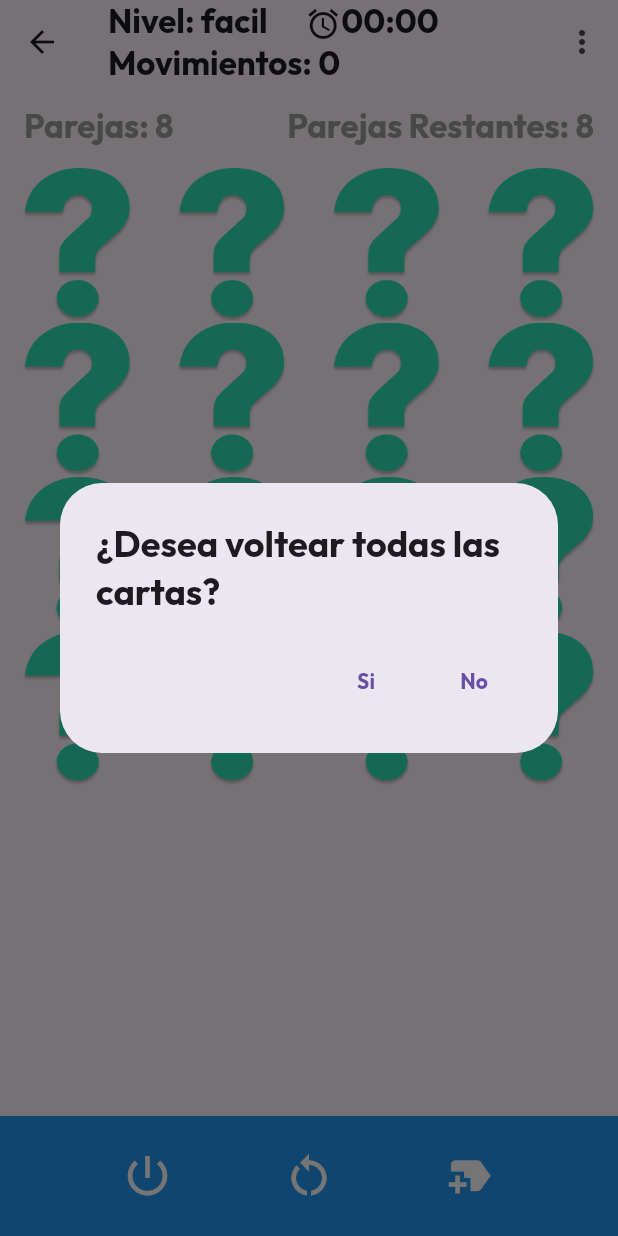
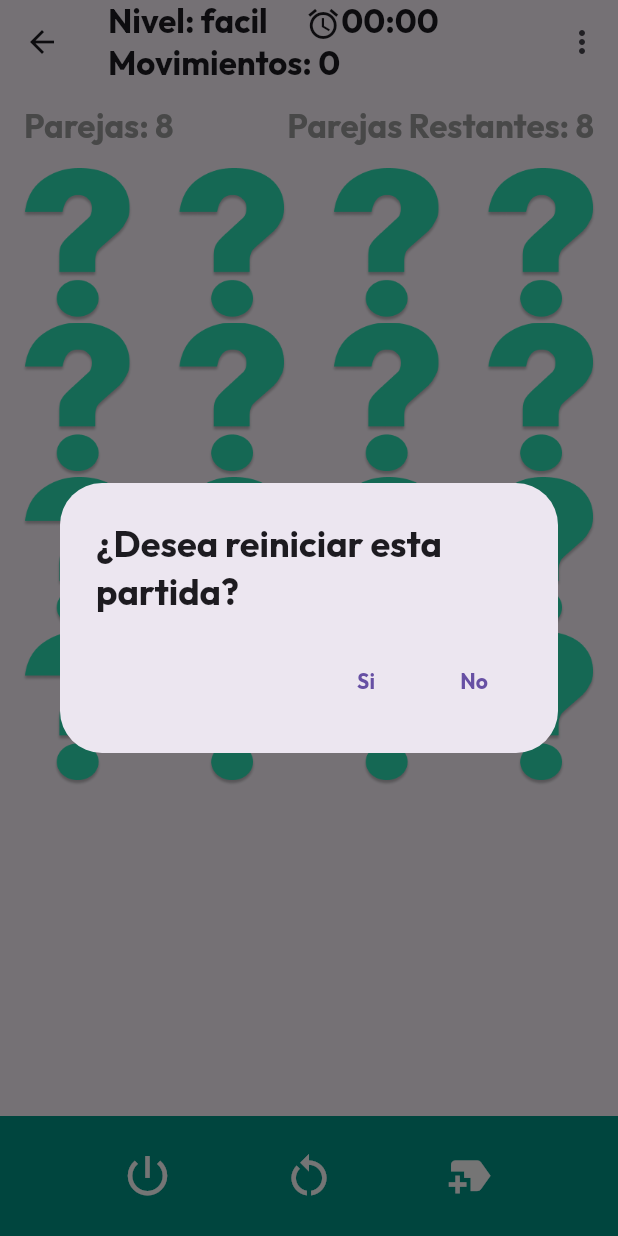
Before and after one commit to PLAYMAN11/memo, a Flutter app: the Tablero screen opened directly, item 2 of the bottom bar chosen, on a phone screen of 412 x 824 dp. Run offline on Flutter 3.47's test engine with Material 3 defaults, Android fonts, the phone set to English and light mode, and no system bars; drawn by our look-alikes of flip_card; our stand-ins replace after_layout, sqflite_common_ffi, sqflite_common_ffi_web; accounts and stored records are empty.

Commit message:
Add icon and change the application name

```diff
--- a/lib/config/session.dart
+++ b/lib/config/session.dart
@@ -71,7 +71,7 @@ AlertDialog NewGame(BuildContext context){
 
 AlertDialog Restart(BuildContext context){
   return AlertDialog(
-    title: Text("¿Desea voltear todas las cartas?"),
+    title: Text("¿Desea reiniciar esta partida?"),
     actions: [
       TextButton(onPressed: (){
         for(int i=0; i<controles.length; i++){
--- a/lib/widgets/bottomAppBar.dart
+++ b/lib/widgets/bottomAppBar.dart
@@ -14,8 +14,7 @@ class _BottomMenuState extends State<BottomMenu> {
   @override
   Widget build(BuildContext context) {
     return BottomAppBar(
-      color: Colors.blue,
-      shadowColor: Colors.black,
+      color: Colors.teal,
       child: Row(
         mainAxisAlignment: MainAxisAlignment.spaceEvenly,
         children: [
--- a/pubspec.yaml
+++ b/pubspec.yaml
@@ -47,6 +47,10 @@ dev_dependencies:
   flutter_test:
     sdk: flutter
 
+flutter_icons:
+  android: true
+  ios: true
+  image_path: "assets/logo.png"
   # The "flutter_lints" package below contains a set of recommended lints to
   # encourage good coding practices. The lint set provided by the package is
   # activated in the `analysis_options.yaml` file located at the root of your
```
Also changed, not shown: assets/logo.png (added), pubspec.lock, 24 other files.
